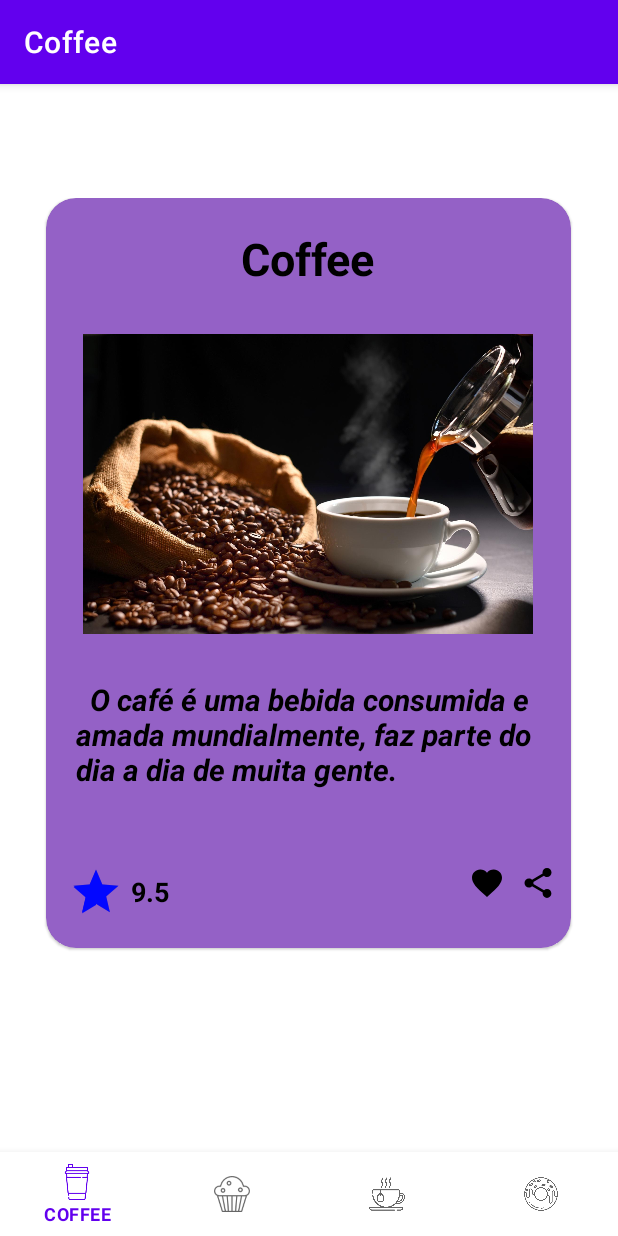
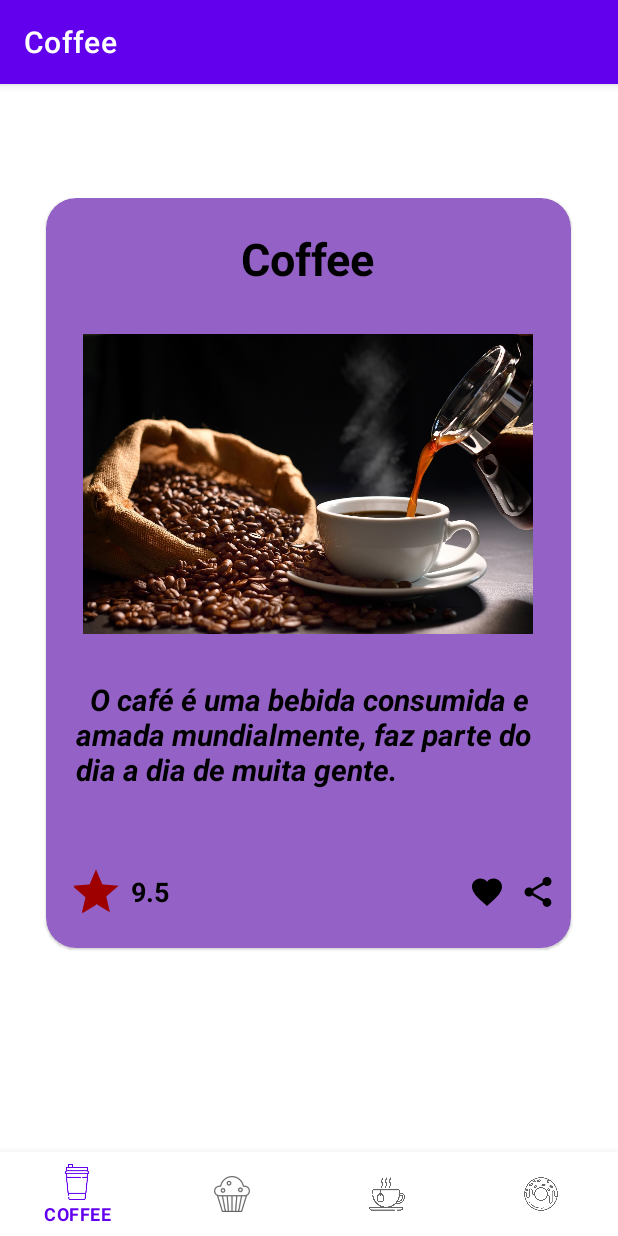
Before and after one commit to Yan-Sena/MyCoffee, an Android app: the screen it shows after launch (MainActivity), on a phone screen of 412 x 824 dp. Run offline under Robolectric (Android 15) with nearby library versions, the phone set to English and light mode, and no system bars; our stand-ins replace navigation-ui.

Commit message:
Alteração de Desing

```diff
--- a/app/src/main/res/layout/fragment_coffee.xml
+++ b/app/src/main/res/layout/fragment_coffee.xml
@@ -76,12 +76,14 @@
                     android:textStyle="bold" />
 
                 <ImageView
+                    style="@style/Widget.AppCompat.RatingBar.Indicator"
                     android:layout_width="wrap_content"
                     android:layout_height="wrap_content"
                     android:layout_marginLeft="200dp"
-                    android:src="@drawable/ic_baseline_favorite" />
+                    android:src="@drawable/ic_baseline_favorite"/>
 
                 <ImageView
+                    style="@style/Widget.AppCompat.RatingBar.Indicator"
                     android:layout_width="wrap_content"
                     android:layout_height="wrap_content"
                     android:layout_marginLeft="10dp"
--- a/app/src/main/res/values/colors.xml
+++ b/app/src/main/res/values/colors.xml
@@ -3,7 +3,7 @@
     <color name="purple_200">#FFBB86FC</color>
     <color name="purple_500">#FF6200EE</color>
     <color name="purple_700">#FF3700B3</color>
-    <color name="teal_200">#0307FF</color>
+    <color name="teal_200">#9E0000</color>
     <color name="teal_700">#FF018786</color>
     <color name="black">#FF000000</color>
     <color name="white">#FFFFFFFF</color>
```
